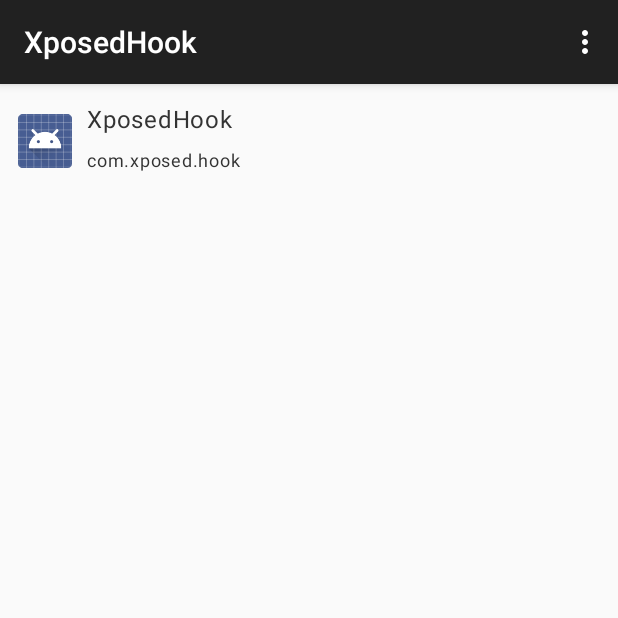
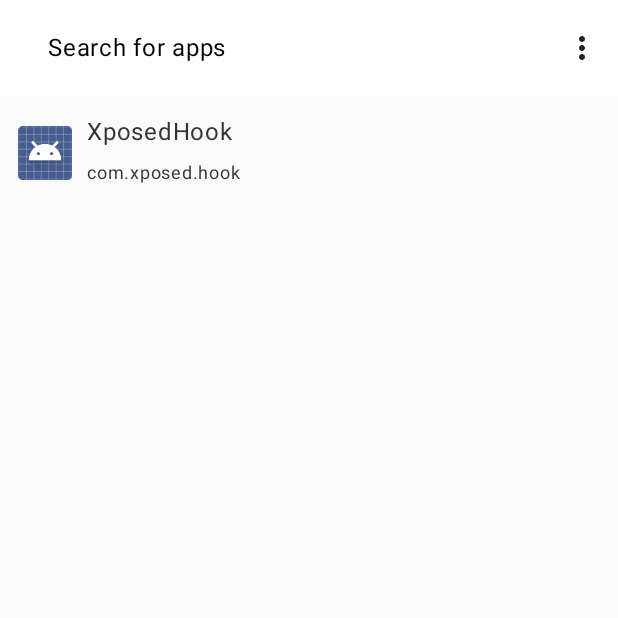
Before and after one commit to WaterlooBridge/FakeLocation, an Android app built with Jetpack Compose: the screen it shows after launch (MainActivity), on a phone screen of 412 x 824 dp, the top half of it. Run offline under Robolectric (Android 15) with nearby library versions, the phone set to English and light mode, and no system bars.

Commit message:
Feature: support search for apps

```diff
--- a/app/build.gradle
+++ b/app/build.gradle
@@ -13,8 +13,8 @@ android {
         applicationId "com.xposed.hook"
         minSdkVersion 21
         targetSdkVersion 29
-        versionCode 14
-        versionName "1.5.0"
+        versionCode 15
+        versionName "1.5.1"
     }
     buildTypes {
         release {
--- a/app/src/main/AndroidManifest.xml
+++ b/app/src/main/AndroidManifest.xml
@@ -23,7 +23,9 @@
             android:name="xposedminversion"
             android:value="93" />
 
-        <activity android:name=".MainActivity">
+        <activity
+            android:name=".MainActivity"
+            android:theme="@style/AppTheme.NoActionBar">
             <intent-filter>
                 <action android:name="android.intent.action.MAIN" />
 
--- a/app/src/main/java/com/xposed/hook/MainActivity.kt
+++ b/app/src/main/java/com/xposed/hook/MainActivity.kt
@@ -2,22 +2,26 @@ package com.xposed.hook
 
 import android.content.Intent
 import android.os.Bundle
-import android.view.Menu
-import android.view.MenuItem
 import androidx.activity.compose.setContent
 import androidx.appcompat.app.AppCompatActivity
 import androidx.compose.foundation.Image
 import androidx.compose.foundation.clickable
-import androidx.compose.foundation.layout.Column
-import androidx.compose.foundation.layout.Row
-import androidx.compose.foundation.layout.fillMaxWidth
-import androidx.compose.foundation.layout.padding
+import androidx.compose.foundation.layout.*
 import androidx.compose.foundation.lazy.LazyColumn
 import androidx.compose.foundation.lazy.items
-import androidx.compose.material.Text
-import androidx.compose.runtime.Composable
+import androidx.compose.foundation.text.BasicTextField
+import androidx.compose.foundation.text.KeyboardOptions
+import androidx.compose.material.*
+import androidx.compose.material.icons.Icons
+import androidx.compose.material.icons.filled.MoreVert
+import androidx.compose.runtime.*
 import androidx.compose.ui.Alignment
 import androidx.compose.ui.Modifier
+import androidx.compose.ui.graphics.SolidColor
+import androidx.compose.ui.res.stringResource
+import androidx.compose.ui.text.input.ImeAction
+import androidx.compose.ui.text.input.KeyboardType
+import androidx.compose.ui.text.input.TextFieldValue
 import androidx.compose.ui.unit.dp
 import androidx.compose.ui.unit.sp
 import androidx.lifecycle.lifecycleScope
@@ -33,21 +37,36 @@ import kotlinx.coroutines.launch
  */
 class MainActivity : AppCompatActivity() {
 
+    private var appList by mutableStateOf(emptyList<AppInfo>())
+
     override fun onCreate(savedInstanceState: Bundle?) {
         super.onCreate(savedInstanceState)
+        setContent { AppScaffold(appList) }
         lifecycleScope.launch {
-            val list = AppHelper.getAppList()
-            setContent { AppList(list) }
+            appList = AppHelper.getAppList()
+        }
+    }
+
+    @Composable
+    fun AppScaffold(list: List<AppInfo>) {
+        AppTheme {
+            Column {
+                var textState by remember { mutableStateOf(TextFieldValue()) }
+                UserInputText(onTextChanged = {
+                    textState = it
+                }, textFieldValue = textState)
+                AppList(if (textState.text.isNotEmpty()) list.filter { info ->
+                    info.title.contains(textState.text, true)
+                } else list)
+            }
         }
     }
 
     @Composable
     fun AppList(list: List<AppInfo>) {
-        AppTheme {
-            LazyColumn {
-                items(list) { item ->
-                    AppItem(item)
-                }
+        LazyColumn {
+            items(list) { item ->
+                AppItem(item)
             }
         }
     }
@@ -70,19 +89,64 @@ class MainActivity : AppCompatActivity() {
         }
     }
 
-    override fun onCreateOptionsMenu(menu: Menu?): Boolean {
-        val inflater = menuInflater
-        inflater.inflate(R.menu.menu_main, menu)
-        return super.onCreateOptionsMenu(menu)
-    }
+    @Composable
+    private fun UserInputText(
+        keyboardType: KeyboardType = KeyboardType.Text,
+        onTextChanged: (TextFieldValue) -> Unit,
+        textFieldValue: TextFieldValue
+    ) {
+        Surface {
+            Row(
+                modifier = Modifier
+                    .fillMaxWidth()
+                    .height(64.dp),
+                horizontalArrangement = Arrangement.End,
+                verticalAlignment = Alignment.CenterVertically
+            ) {
+                Box(
+                    modifier = Modifier
+                        .height(64.dp)
+                        .weight(1f)
+                        .align(Alignment.Bottom)
+                ) {
+                    BasicTextField(
+                        value = textFieldValue,
+                        onValueChange = { onTextChanged(it) },
+                        modifier = Modifier
+                            .fillMaxWidth()
+                            .padding(start = 32.dp)
+                            .align(Alignment.CenterStart),
+                        keyboardOptions = KeyboardOptions(
+                            keyboardType = keyboardType,
+                            imeAction = ImeAction.Search
+                        ),
+                        maxLines = 1,
+                        cursorBrush = SolidColor(LocalContentColor.current),
+                        textStyle = LocalTextStyle.current.copy(color = LocalContentColor.current)
+                    )
 
-    override fun onOptionsItemSelected(item: MenuItem): Boolean {
-        val id = item.itemId
-        return if (id == R.id.item_luck_money) {
-            startActivity(Intent(this, LuckMoneySetting::class.java))
-            true
-        } else {
-            super.onOptionsItemSelected(item)
+                    val disableContentColor = MaterialTheme.colors.onSurface
+                    if (textFieldValue.text.isEmpty()) {
+                        Text(
+                            modifier = Modifier
+                                .align(Alignment.CenterStart)
+                                .padding(start = 32.dp),
+                            text = stringResource(id = R.string.search_app),
+                            style = MaterialTheme.typography.body1.copy(color = disableContentColor)
+                        )
+                    }
+                }
+                IconButton(onClick = {
+                    startActivity(
+                        Intent(this@MainActivity, LuckMoneySetting::class.java)
+                    )
+                }) {
+                    Icon(
+                        Icons.Filled.MoreVert,
+                        contentDescription = stringResource(R.string.wechat_hook)
+                    )
+                }
+            }
         }
     }
 }
--- a/app/src/main/res/menu/menu_main.xml
+++ /dev/null
@@ -1,7 +0,0 @@
-<?xml version="1.0" encoding="utf-8"?>
-<menu xmlns:android="http://schemas.android.com/apk/res/android">
-
-    <item
-        android:id="@+id/item_luck_money"
-        android:title="@string/wechat_hook"/>
-</menu>
--- a/app/src/main/res/values/strings.xml
+++ b/app/src/main/res/values/strings.xml
@@ -1,5 +1,7 @@
 <resources>
     <string name="app_name">XposedHook</string>
+
+    <string name="search_app">Search for apps</string>
 
     <string name="gps_location">GPS Location</string>
     <string name="cell_location">Cell Location - Optional</string>
--- a/app/src/main/res/values/styles.xml
+++ b/app/src/main/res/values/styles.xml
@@ -8,4 +8,9 @@
         <item name="colorAccent">@color/colorAccent</item>
     </style>
 
+    <style name="AppTheme.NoActionBar">
+        <item name="windowActionBar">false</item>
+        <item name="windowNoTitle">true</item>
+    </style>
+
 </resources>
```
Also changed, not shown: 1 other file.
